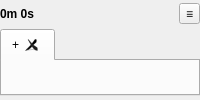
This is src/Gui/Playlist/GUI_Playlist.ui in Inferno214221/sayonara-player as Qt 5 draws it before an edit. The edited form follows.
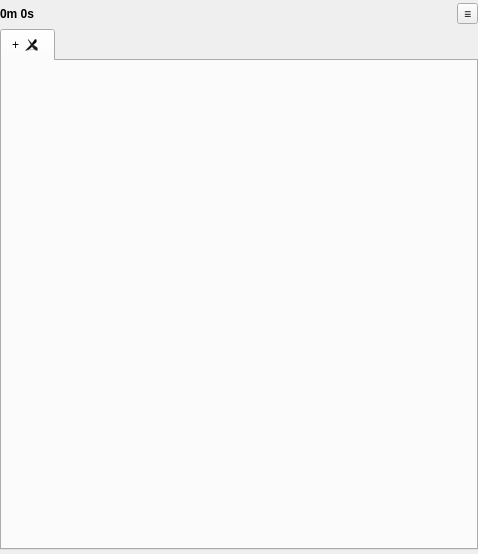
This is the edited form. Icons and pictures are not drawn. Custom widgets are drawn as their Qt base class.

What changed in the file:
```diff
--- a/src/Gui/Playlist/GUI_Playlist.ui
+++ b/src/Gui/Playlist/GUI_Playlist.ui
@@ -2,6 +2,14 @@
 <ui version="4.0">
  <class>Playlist_Window</class>
  <widget class="QWidget" name="Playlist_Window">
+  <property name="geometry">
+   <rect>
+    <x>0</x>
+    <y>0</y>
+    <width>478</width>
+    <height>554</height>
+   </rect>
+  </property>
   <layout class="QGridLayout" name="gridLayout">
    <property name="sizeConstraint">
     <enum>QLayout::SetDefaultConstraint</enum>
```
